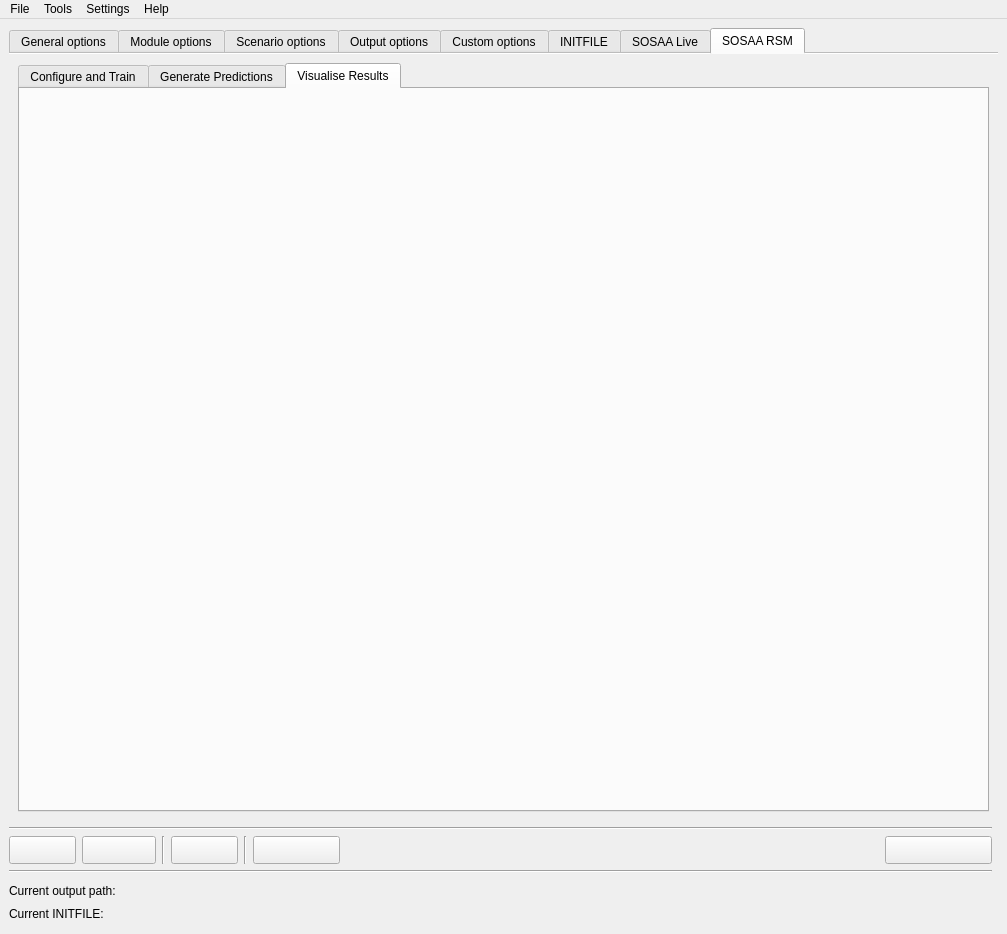
Before: the Qt Designer form sosaa_gui/layouts/gui.ui in juntyr/sosaa-gui, drawn with Qt 5.
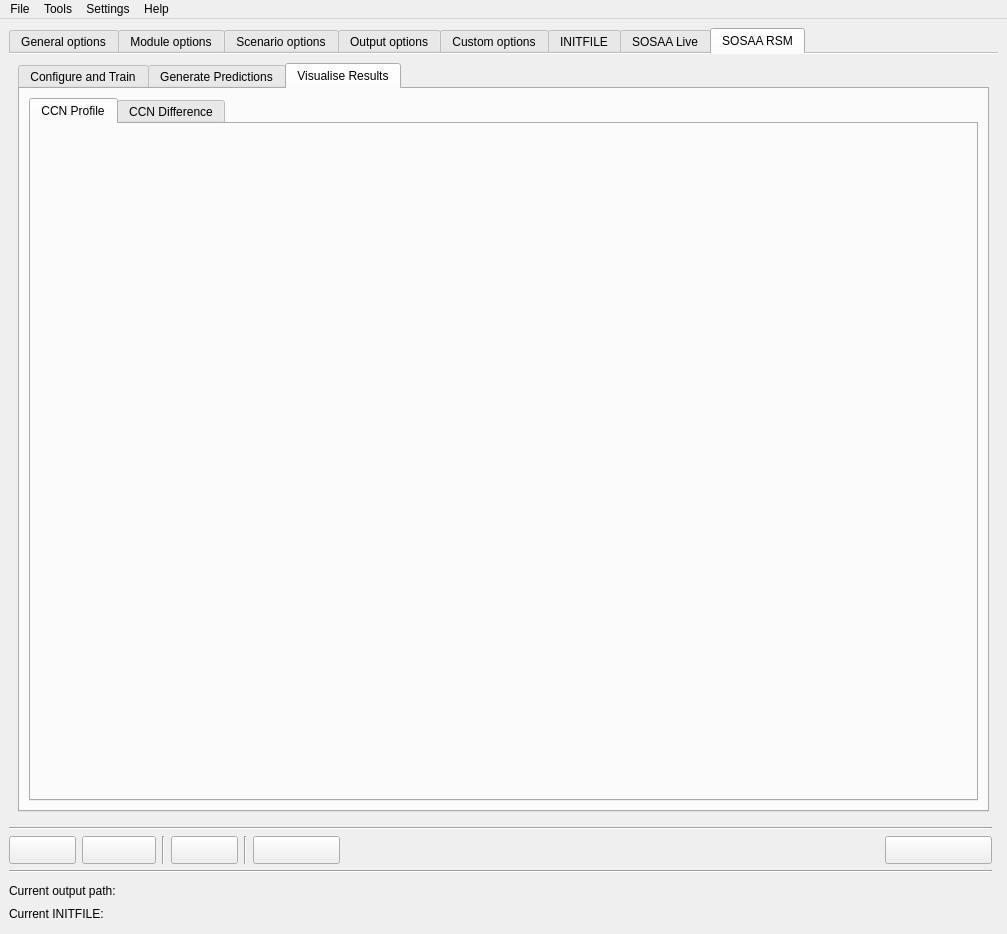
After: the same form once the commit is applied. The open tabs and pages were chosen to show the change.

Commit message: Added Results visualisation subtabs

What changed in the file:
```diff
--- a/sosaa_gui/layouts/gui.ui
+++ b/sosaa_gui/layouts/gui.ui
@@ -3125,6 +3125,25 @@
            <attribute name="title">
             <string>Visualise Results</string>
            </attribute>
+           <layout class="QVBoxLayout" name="horizontalLayout_9">
+            <item>
+             <widget class="QTabWidget" name="rsm_results_subtab">
+              <property name="currentIndex">
+               <number>0</number>
+              </property>
+              <widget class="QWidget" name="rsm_ccnplot_tab">
+               <attribute name="title">
+                <string>CCN Profile</string>
+               </attribute>
+              </widget>
+              <widget class="QWidget" name="rsm_diffplot_tab">
+               <attribute name="title">
+                <string>CCN Difference</string>
+               </attribute>
+              </widget>
+             </widget>
+            </item>
+           </layout>
           </widget>
          </widget>
         </item>
```
